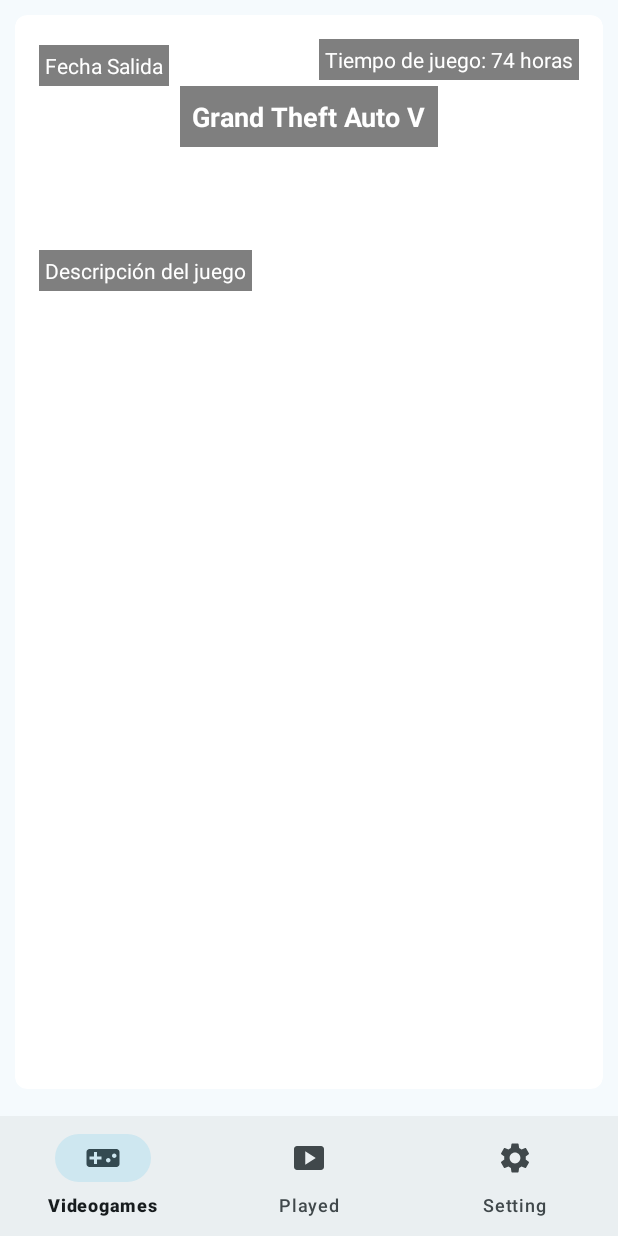
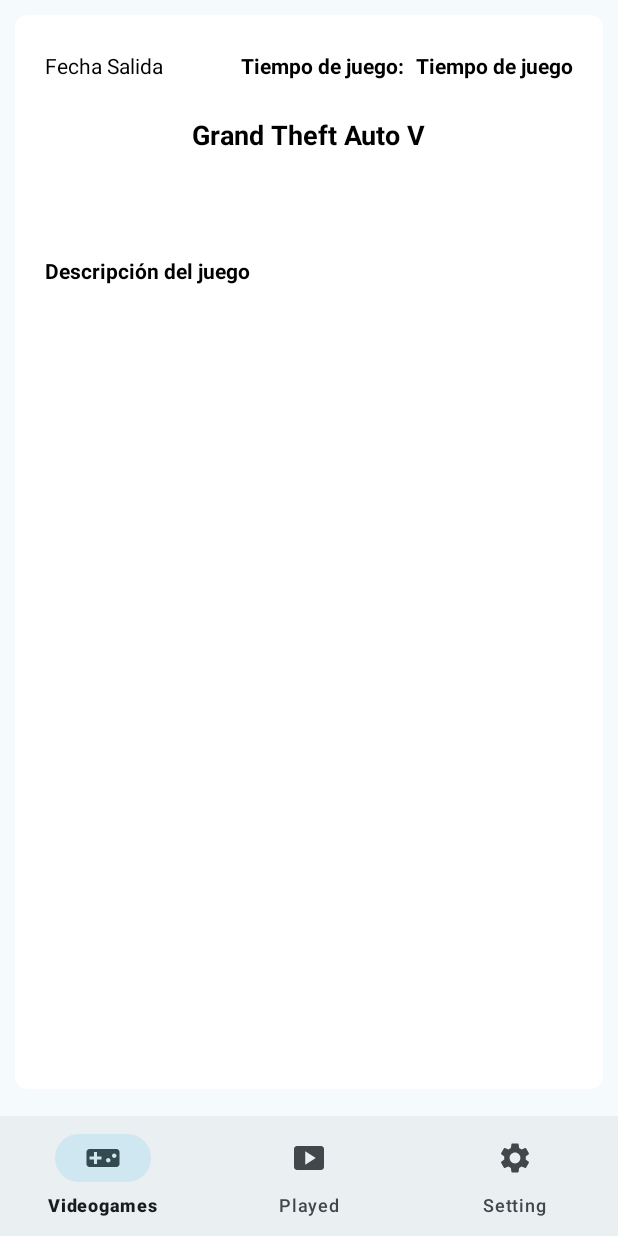
Before and after one commit to Enriiqueeee/GameTracker, an Android app: the fragment VideogameDetailFragment placed in its activity, on a phone screen of 412 x 824 dp. Run offline under Robolectric (Android 15) with nearby library versions, the phone set to English and light mode, and no system bars; our stand-ins replace navigation-ui; 8 statements that could not run were skipped.

Commit message:
Parte visual terminada

```diff
--- a/app/src/main/res/layout/fragment_videogame_detail.xml
+++ b/app/src/main/res/layout/fragment_videogame_detail.xml
@@ -21,8 +21,9 @@
                 android:id="@+id/imageDetail"
                 android:layout_width="match_parent"
                 android:layout_height="match_parent"
+                android:contentDescription="Foto del juego"
                 android:scaleType="centerCrop"
-                android:alpha="0.7"
+                android:alpha="0.4"
                 tools:src="@tools:sample/backgrounds/scenic" />
 
             <androidx.constraintlayout.widget.ConstraintLayout
@@ -42,20 +43,34 @@
                     app:layout_constraintTop_toBottomOf="@id/released"
                     android:text="Grand Theft Auto V"
                     android:textSize="18sp"
-                    android:textColor="@android:color/white"
+                    android:textColor="#000000"
                     android:textStyle="bold"
-                    android:background="#80000000"
-                    android:padding="8dp"/>
+                    android:layout_marginTop="10dp"
+                    android:padding="10dp"/>
+
+                <TextView
+                    android:id="@+id/gametime"
+                    android:layout_width="wrap_content"
+                    android:layout_height="wrap_content"
+                    app:layout_constraintEnd_toStartOf="@id/playtime"
+                    app:layout_constraintTop_toTopOf="parent"
+                    android:text="Tiempo de juego:"
+                    android:textSize="14sp"
+                    android:textStyle="bold"
+                    android:padding="4dp"
+                    android:textColor="#000000"
+                    android:layout_marginTop="4dp"/>
 
                 <TextView
                     android:id="@+id/playtime"
                     android:layout_width="wrap_content"
                     android:layout_height="wrap_content"
                     app:layout_constraintEnd_toEndOf="parent"
-                    android:text="Tiempo de juego: 74 horas"
+                    app:layout_constraintTop_toTopOf="parent"
+                    android:text="Tiempo de juego"
                     android:textSize="14sp"
-                    android:textColor="@android:color/white"
-                    android:background="#80000000"
+                    android:textStyle="bold"
+                    android:textColor="#000000"
                     android:padding="4dp"
                     android:layout_marginTop="4dp"/>
 
@@ -66,9 +81,9 @@
                     app:layout_constraintBottom_toBottomOf="parent"
                     app:layout_constraintStart_toStartOf="parent"
                     android:text="Descripción del juego"
+                    android:textColor="#000000"
                     android:textSize="14sp"
-                    android:textColor="@android:color/white"
-                    android:background="#80000000"
+                    android:textStyle="bold"
                     android:padding="4dp"
                     android:layout_marginTop="4dp"/>
 
@@ -79,9 +94,9 @@
                     app:layout_constraintStart_toStartOf="parent"
                     app:layout_constraintTop_toTopOf="parent"
                     android:text="Fecha Salida"
+                    android:background="#FFFFFF"
+                    android:textColor="#000000"
                     android:textSize="14sp"
-                    android:textColor="@android:color/white"
-                    android:background="#80000000"
                     android:padding="4dp"
                     android:layout_marginTop="4dp"/>
             </androidx.constraintlayout.widget.ConstraintLayout>
```
